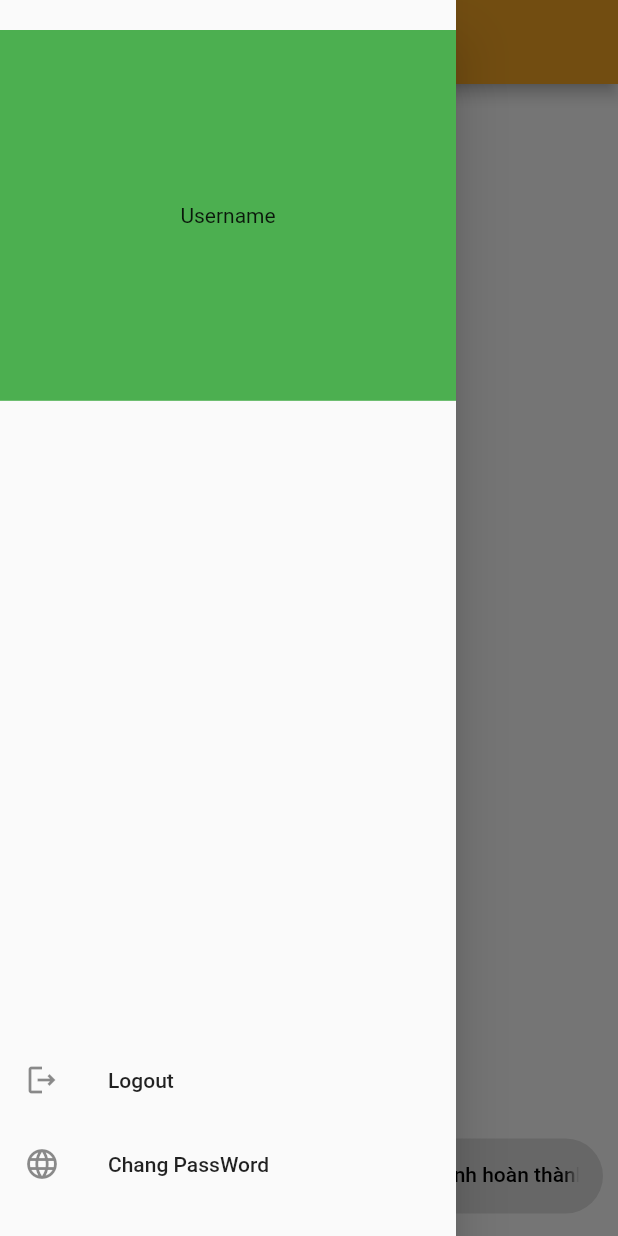
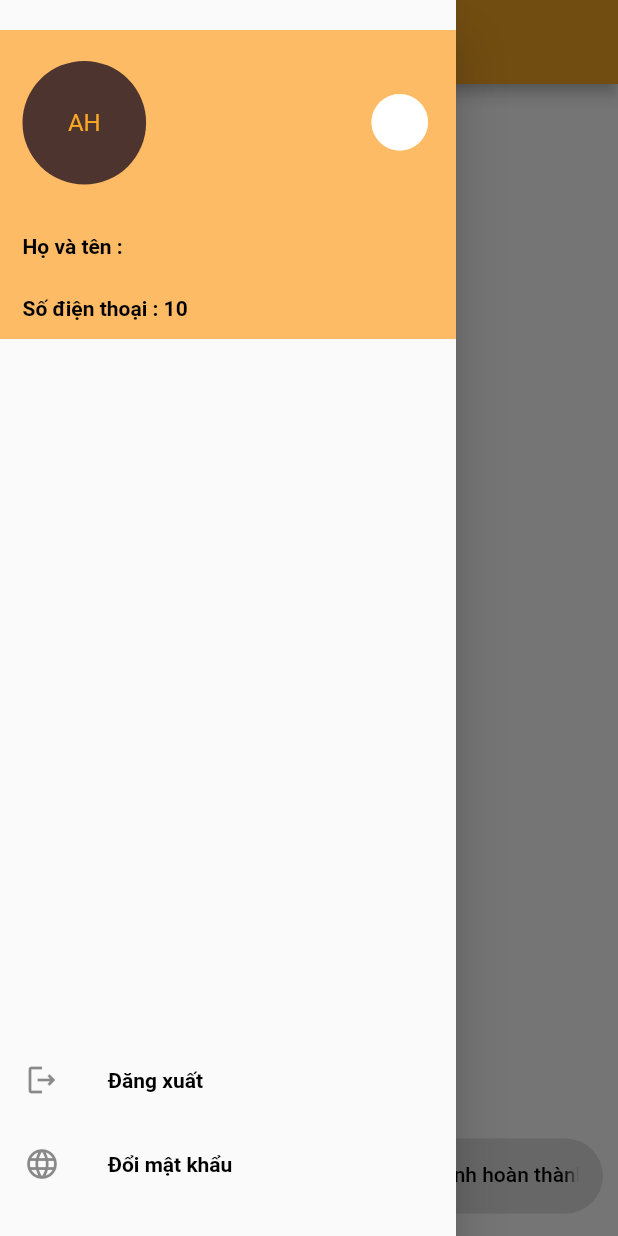
Before and after one commit to TbsLogistics/TMSLogistic, a Flutter app: the TmsPage screen opened by its route, with the side drawer open, on a phone screen of 412 x 824 dp. Run offline on Flutter 3.47's test engine with Material 2 defaults, Android fonts, the phone set to English and light mode, and no system bars; our stand-ins replace dio, dropdown_button2, expandable, geolocator, get, get_storage and 3 more; missing offline and left inert: find_dropdown; accounts and stored records are empty; network calls fail.

Commit message:
add username drawer and fix popup and phuphi finished

```diff
--- a/lib/app/start_detail_tms/start_detail_pending.dart
+++ b/lib/app/start_detail_tms/start_detail_pending.dart
@@ -1423,6 +1423,8 @@ class PendingDetailTms extends GetView<StartDetailPendingController> {
                                                                             "Xác nhận",
                                                                         onPressed:
                                                                             () {
+                                                                          print(
+                                                                              Get.isSnackbarOpen);
                                                                           controller.postSetRuning(
                                                                               idList: "tr",
                                                                               firstIndex: i,
--- /dev/null
+++ b/lib/app/tms/model/user_model.dart
@@ -0,0 +1,60 @@
+class UserModel {
+  String? sub;
+  String? jti;
+  String? iat;
+  String? userId;
+  String? userName;
+  String? fullName;
+  String? department;
+  String? accType;
+  String? role;
+  int? exp;
+  String? iss;
+  String? aud;
+
+  UserModel(
+      {this.sub,
+      this.jti,
+      this.iat,
+      this.userId,
+      this.userName,
+      this.fullName,
+      this.department,
+      this.accType,
+      this.role,
+      this.exp,
+      this.iss,
+      this.aud});
+
+  UserModel.fromJson(Map<String, dynamic> json) {
+    sub = json['sub'];
+    jti = json['jti'];
+    iat = json['iat'];
+    userId = json['UserId'];
+    userName = json['UserName'];
+    fullName = json['FullName'];
+    department = json['Department'];
+    accType = json['AccType'];
+    role = json['Role'];
+    exp = json['exp'];
+    iss = json['iss'];
+    aud = json['aud'];
+  }
+
+  Map<String, dynamic> toJson() {
+    final Map<String, dynamic> data = <String, dynamic>{};
+    data['sub'] = sub;
+    data['jti'] = jti;
+    data['iat'] = iat;
+    data['UserId'] = userId;
+    data['UserName'] = userName;
+    data['FullName'] = fullName;
+    data['Department'] = department;
+    data['AccType'] = accType;
+    data['Role'] = role;
+    data['exp'] = exp;
+    data['iss'] = iss;
+    data['aud'] = aud;
+    return data;
+  }
+}
--- /dev/null
+++ b/lib/app/tms/modules/drawer.dart
@@ -0,0 +1,158 @@
+import 'package:flutter/material.dart';
+import 'package:get/get.dart';
+import 'package:intl/intl.dart';
+import 'package:tbs_logistics_tms/app/change_password/change_password.dart';
+import 'package:tbs_logistics_tms/app/tms/controller/tms_controller.dart';
+import 'package:tbs_logistics_tms/config/share_preferences/share_preferences.dart';
+
+class DrawerScreen extends StatelessWidget {
+  const DrawerScreen({super.key});
+
+  @override
+  Widget build(BuildContext context) {
+    Size size = MediaQuery.of(context).size;
+    var now = DateTime.now();
+    var a = DateFormat("a");
+    var hour = DateFormat("HH");
+    return GetBuilder<TmsController>(
+      init: TmsController(),
+      builder: (controller) => Drawer(
+        child: Container(
+          padding: const EdgeInsets.symmetric(vertical: 20),
+          child: Column(
+            mainAxisAlignment: MainAxisAlignment.spaceBetween,
+            children: [
+              Obx(
+                () => Container(
+                  height: size.height * 0.25,
+                  width: size.width,
+                  color: Colors.orangeAccent.withOpacity(0.8),
+                  padding: const EdgeInsets.symmetric(horizontal: 15),
+                  child: Column(
+                    children: [
+                      Expanded(
+                        flex: 3,
+                        child: Row(
+                          mainAxisAlignment: MainAxisAlignment.spaceBetween,
+                          children: [
+                            SizedBox(
+                                height: size.height * 0.1,
+                                width: size.height * 0.1,
+                                child: CircleAvatar(
+                                  backgroundColor: Colors.brown.shade800,
+                                  child: const Text('AH'),
+                                )),
+                            int.parse(hour.format(
+                                            DateTime.parse(now.toString()))) <=
+                                        18 &&
+                                    int.parse(hour.format(
+                                            DateTime.parse(now.toString()))) >=
+                                        6
+                                ? Container(
+                                    child: const Center(
+                                      child: Icon(
+                                        Icons.brightness_1_rounded,
+                                        size: 45,
+                                        color: Colors.white,
+                                      ),
+                                    ),
+                                  )
+                                : Container(
+                                    child: const Center(
+                                      child: Icon(
+                                        Icons.dark_mode_rounded,
+                                        color: Colors.black,
+                                        size: 45,
+                                      ),
+                                    ),
+                                  ),
+                          ],
+                        ),
+                      ),
+                      Expanded(
+                        flex: 1,
+                        child: Row(
+                          mainAxisAlignment: MainAxisAlignment.start,
+                          children: [
+                            Container(
+                              child: Center(
+                                child: Text(
+                                  "Họ và tên :  ${controller.user.value.fullName}",
+                                  style: const TextStyle(
+                                    color: Colors.black,
+                                    fontSize: 14,
+                                    fontWeight: FontWeight.bold,
+                                  ),
+                                ),
+                              ),
+                            ),
+                          ],
+                        ),
+                      ),
+                      Expanded(
+                        flex: 1,
+                        child: Row(
+                          mainAxisAlignment: MainAxisAlignment.start,
+                          children: [
+                            Container(
+                              child: Center(
+                                child: Text(
+                                  "Số điện thoại : ${hour.format(DateTime.parse(now.toString()))}",
+                                  style: const TextStyle(
+                                    color: Colors.black,
+                                    fontSize: 14,
+                                    fontWeight: FontWeight.bold,
+                                  ),
+                                ),
+                              ),
+                            ),
+                          ],
+                        ),
+                      )
+                    ],
+                  ),
+                ),
+              ),
+              Column(
+                children: [
+                  ListTile(
+                    onTap: () async {
+                      await SharePerApi().postLogout();
+                    },
+                    title: const Text(
+                      "Đăng xuất",
+                      style: TextStyle(
+                        color: Colors.black,
+                        fontSize: 14,
+                        fontWeight: FontWeight.bold,
+                      ),
+                    ),
+                    leading: const Icon(
+                      Icons.logout_outlined,
+                    ),
+                  ),
+                  ListTile(
+                    onTap: () {
+                      Get.to(() => ChangePasswordScreen());
+                    },
+                    title: const Text(
+                      "Đổi mật khẩu",
+                      style: TextStyle(
+                        color: Colors.black,
+                        fontSize: 14,
+                        fontWeight: FontWeight.bold,
+                      ),
+                    ),
+                    leading: const Icon(
+                      Icons.language_outlined,
+                    ),
+                  ),
+                ],
+              ),
+            ],
+          ),
+        ),
+      ),
+    );
+  }
+}
--- a/lib/app/tms/tms_page.dart
+++ b/lib/app/tms/tms_page.dart
@@ -1,8 +1,8 @@
 import 'package:flutter/material.dart';
 
 import 'package:get/get.dart';
-import 'package:tbs_logistics_tms/app/change_password/change_password.dart';
-import 'package:tbs_logistics_tms/app/googe_map/google_map.dart';
+
+import 'package:tbs_logistics_tms/app/tms/modules/drawer.dart';
 
 import 'package:tbs_logistics_tms/app/tms/view/tms_finished.dart';
 import 'package:tbs_logistics_tms/app/tms/view/tms_pending.dart';
@@ -11,7 +11,6 @@ import 'package:tbs_logistics_tms/app/tms/view/tms_working.dart';
 import 'package:tbs_logistics_tms/config/core/data/color.dart';
 
 import 'package:tbs_logistics_tms/app/tms/controller/tms_controller.dart';
-import 'package:tbs_logistics_tms/config/share_preferences/share_preferences.dart';
 
 class TmsPage extends GetView<TmsController> {
   const TmsPage({super.key});
@@ -43,49 +42,7 @@ class TmsPage extends GetView<TmsController> {
             //   ),
             // ],
           ),
-          drawer: Drawer(
-            child: Container(
-              padding: const EdgeInsets.symmetric(vertical: 20),
-              child: Column(
-                mainAxisAlignment: MainAxisAlignment.spaceBetween,
-                children: [
-                  Column(
-                    children: [
-                      Container(
-                        height: size.height * 0.3,
-                        color: Colors.green,
-                        child: const Center(
-                          child: Text("Username"),
-                        ),
-                      ),
-                    ],
-                  ),
-                  Column(
-                    children: [
-                      ListTile(
-                        onTap: () async {
-                          await SharePerApi().postLogout();
-                        },
-                        title: const Text("Logout"),
-                        leading: const Icon(
-                          Icons.logout_outlined,
-                        ),
-                      ),
-                      ListTile(
-                        onTap: () {
-                          Get.to(() => ChangePasswordScreen());
-                        },
-                        title: const Text("Chang PassWord"),
-                        leading: const Icon(
-                          Icons.language_outlined,
-                        ),
-                      ),
-                    ],
-                  ),
-                ],
-              ),
-            ),
-          ),
+          drawer: const DrawerScreen(),
           body: GetBuilder<TmsController>(
             init: TmsController(),
             builder: (controller) => Container(
```
Also changed, not shown: lib/app/start_detail_tms/controller/camera_controller.dart (+3 -5 lines), lib/app/start_detail_tms/controller/start_detail_pending_controller.dart (+50 -1 lines), lib/app/surcharges/surcharges_screen.dart (+107 -72 lines), lib/app/tms/controller/tms_controller.dart (+8 -0 lines), lib/config/json.json (+12 -6 lines).
